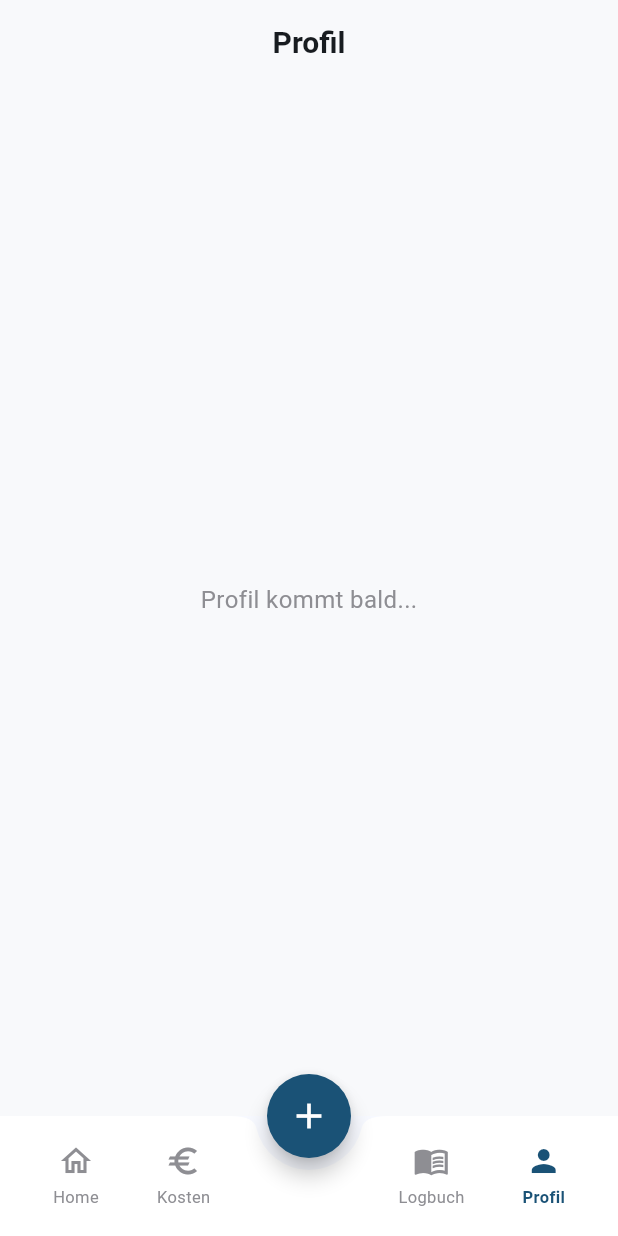
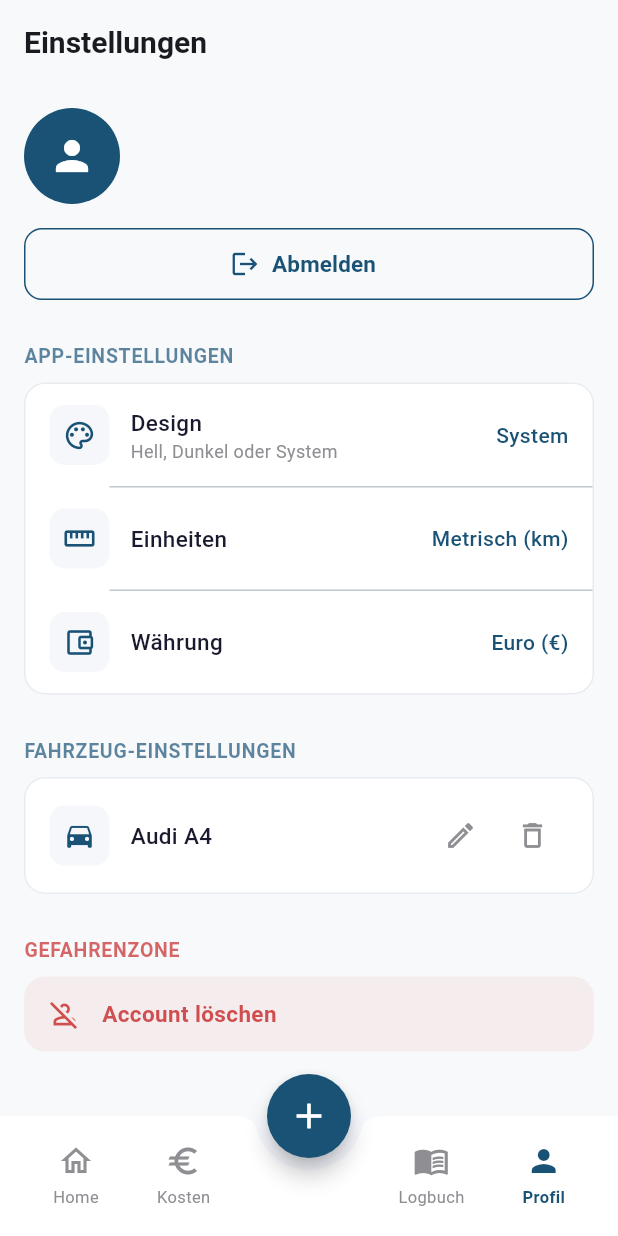
Before and after one commit to FastFluxCore/fahrzeugverwaltung, a Flutter app: the screen it shows once a user with an empty profile is signed in, item 4 of the bottom bar chosen, on a phone screen of 412 x 824 dp. Run offline on Flutter 3.47's test engine with Material 3 defaults, Android fonts, the phone set to English and light mode, and no system bars; our stand-ins replace firebase_auth, firebase_core, fl_chart; accounts and stored records are empty; network calls fail; statements that could not run were skipped.

Commit message:
Add profile screen with settings, vehicle management and danger zone

```diff
--- a/lib/screens/app_shell.dart
+++ b/lib/screens/app_shell.dart
@@ -2,6 +2,7 @@ import 'package:flutter/material.dart';
 import '../models/vehicle.dart';
 import 'cost_screen.dart';
 import 'dashboard_screen.dart';
+import 'profile_screen.dart';
 
 class AppShell extends StatefulWidget {
   const AppShell({super.key});
@@ -157,7 +158,10 @@ class _AppShellState extends State<AppShell> {
       ),
       const SizedBox.shrink(), // Placeholder for FAB
       const _PlaceholderScreen(title: 'Logbuch'),
-      const _PlaceholderScreen(title: 'Profil'),
+      ProfileScreen(
+        vehicles: _vehicles,
+        selectedVehicle: _selectedVehicle,
+      ),
     ];
 
     return Scaffold(
--- /dev/null
+++ b/lib/screens/profile_screen.dart
@@ -0,0 +1,359 @@
+import 'package:firebase_auth/firebase_auth.dart';
+import 'package:flutter/material.dart';
+import '../models/vehicle.dart';
+import '../services/auth_service.dart';
+
+class ProfileScreen extends StatelessWidget {
+  final List<Vehicle> vehicles;
+  final Vehicle selectedVehicle;
+
+  const ProfileScreen({
+    super.key,
+    required this.vehicles,
+    required this.selectedVehicle,
+  });
+
+  @override
+  Widget build(BuildContext context) {
+    final user = FirebaseAuth.instance.currentUser;
+    final authService = AuthService();
+
+    return Scaffold(
+      backgroundColor: const Color(0xFFF8F9FB),
+      appBar: AppBar(
+        title: const Text(
+          'Einstellungen',
+          style: TextStyle(fontWeight: FontWeight.bold, fontSize: 20),
+        ),
+        centerTitle: false,
+        backgroundColor: const Color(0xFFF8F9FB),
+        elevation: 0,
+        scrolledUnderElevation: 0,
+      ),
+      body: SingleChildScrollView(
+        child: Column(
+          crossAxisAlignment: CrossAxisAlignment.start,
+          children: [
+            // Profile section
+            Padding(
+              padding: const EdgeInsets.all(16),
+              child: Row(
+                children: [
+                  CircleAvatar(
+                    radius: 32,
+                    backgroundImage: user?.photoURL != null
+                        ? NetworkImage(user!.photoURL!)
+                        : null,
+                    backgroundColor: const Color(0xFF1A5276),
+                    child: user?.photoURL == null
+                        ? const Icon(Icons.person,
+                            color: Colors.white, size: 32)
+                        : null,
+                  ),
+                  const SizedBox(width: 16),
+                  Expanded(
+                    child: Column(
+                      crossAxisAlignment: CrossAxisAlignment.start,
+                      children: [
+                        Text(
+                          user?.displayName ?? 'Benutzer',
+                          style: const TextStyle(
+                            fontSize: 20,
+                            fontWeight: FontWeight.bold,
+                            color: Color(0xFF1A1A2E),
+                          ),
+                        ),
+                        const SizedBox(height: 2),
+                        Text(
+                          user?.email ?? '',
+                          style: const TextStyle(
+                            fontSize: 14,
+                            color: Color(0xFF8E8E93),
+                          ),
+                        ),
+                      ],
+                    ),
+                  ),
+                ],
+              ),
+            ),
+            // Logout button
+            Padding(
+              padding: const EdgeInsets.symmetric(horizontal: 16),
+              child: SizedBox(
+                width: double.infinity,
+                height: 48,
+                child: OutlinedButton.icon(
+                  onPressed: () => authService.signOut(),
+                  icon: const Icon(Icons.logout, size: 20),
+                  label: const Text(
+                    'Abmelden',
+                    style: TextStyle(fontSize: 15, fontWeight: FontWeight.w600),
+                  ),
+                  style: OutlinedButton.styleFrom(
+                    foregroundColor: const Color(0xFF1A5276),
+                    side: const BorderSide(color: Color(0xFF1A5276)),
+                    shape: RoundedRectangleBorder(
+                      borderRadius: BorderRadius.circular(12),
+                    ),
+                  ),
+                ),
+              ),
+            ),
+            const SizedBox(height: 28),
+            // App-Einstellungen
+            _buildSectionHeader('APP-EINSTELLUNGEN'),
+            const SizedBox(height: 8),
+            Container(
+              margin: const EdgeInsets.symmetric(horizontal: 16),
+              decoration: BoxDecoration(
+                color: Colors.white,
+                borderRadius: BorderRadius.circular(14),
+                border: Border.all(color: const Color(0xFFE8ECF0)),
+              ),
+              child: Column(
+                children: [
+                  _buildSettingsTile(
+                    icon: Icons.palette_outlined,
+                    title: 'Design',
+                    subtitle: 'Hell, Dunkel oder System',
+                    trailing: 'System',
+                    onTap: () {
+                      // TODO: Design picker
+                    },
+                  ),
+                  const Divider(height: 1, indent: 56),
+                  _buildSettingsTile(
+                    icon: Icons.straighten,
+                    title: 'Einheiten',
+                    subtitle: null,
+                    trailing: 'Metrisch (km)',
+                    onTap: () {
+                      // TODO: Units picker
+                    },
+                  ),
+                  const Divider(height: 1, indent: 56),
+                  _buildSettingsTile(
+                    icon: Icons.account_balance_wallet_outlined,
+                    title: 'Währung',
+                    subtitle: null,
+                    trailing: 'Euro (€)',
+                    onTap: () {
+                      // TODO: Currency picker
+                    },
+                  ),
+                ],
+              ),
+            ),
+            const SizedBox(height: 28),
+            // Fahrzeug-Einstellungen
+            _buildSectionHeader('FAHRZEUG-EINSTELLUNGEN'),
+            const SizedBox(height: 8),
+            Container(
+              margin: const EdgeInsets.symmetric(horizontal: 16),
+              decoration: BoxDecoration(
+                color: Colors.white,
+                borderRadius: BorderRadius.circular(14),
+                border: Border.all(color: const Color(0xFFE8ECF0)),
+              ),
+              child: Padding(
+                padding:
+                    const EdgeInsets.symmetric(horizontal: 16, vertical: 14),
+                child: Row(
+                  children: [
+                    Container(
+                      width: 40,
+                      height: 40,
+                      decoration: BoxDecoration(
+                        color: const Color(0xFFF5F7FA),
+                        borderRadius: BorderRadius.circular(10),
+                      ),
+                      child: const Icon(Icons.directions_car,
+                          color: Color(0xFF1A5276), size: 22),
+                    ),
+                    const SizedBox(width: 14),
+                    Expanded(
+                      child: Text(
+                        '${selectedVehicle.brand} ${selectedVehicle.model}',
+                        style: const TextStyle(
+                          fontSize: 15,
+                          fontWeight: FontWeight.w500,
+                          color: Color(0xFF1A1A2E),
+                        ),
+                      ),
+                    ),
+                    IconButton(
+                      onPressed: () {
+                        // TODO: Edit vehicle
+                      },
+                      icon: const Icon(Icons.edit_outlined,
+                          color: Color(0xFF8E8E93), size: 22),
+                    ),
+                    IconButton(
+                      onPressed: () {
+                        // TODO: Delete vehicle
+                      },
+                      icon: const Icon(Icons.delete_outline,
+                          color: Color(0xFF8E8E93), size: 22),
+                    ),
+                  ],
+                ),
+              ),
+            ),
+            const SizedBox(height: 28),
+            // Gefahrenzone
+            Padding(
+              padding: const EdgeInsets.symmetric(horizontal: 16),
+              child: Text(
+                'GEFAHRENZONE',
+                style: TextStyle(
+                  fontSize: 13,
+                  fontWeight: FontWeight.w700,
+                  color: const Color(0xFFC62828).withValues(alpha: 0.7),
+                  letterSpacing: 0.5,
+                ),
+              ),
+            ),
+            const SizedBox(height: 8),
+            Padding(
+              padding: const EdgeInsets.symmetric(horizontal: 16),
+              child: InkWell(
+                onTap: () => _showDeleteAccountDialog(context, authService),
+                borderRadius: BorderRadius.circular(14),
+                child: Container(
+                  padding:
+                      const EdgeInsets.symmetric(horizontal: 16, vertical: 14),
+                  decoration: BoxDecoration(
+                    color: const Color(0xFFC62828).withValues(alpha: 0.06),
+                    borderRadius: BorderRadius.circular(14),
+                  ),
+                  child: Row(
+                    children: [
+                      Icon(Icons.person_off_outlined,
+                          color:
+                              const Color(0xFFC62828).withValues(alpha: 0.8),
+                          size: 22),
+                      const SizedBox(width: 14),
+                      Text(
+                        'Account löschen',
+                        style: TextStyle(
+                          fontSize: 15,
+                          fontWeight: FontWeight.w600,
+                          color:
+                              const Color(0xFFC62828).withValues(alpha: 0.8),
+                        ),
+                      ),
+                    ],
+                  ),
+                ),
+              ),
+            ),
+            const SizedBox(height: 80),
+          ],
+        ),
+      ),
+    );
+  }
+
+  Widget _buildSectionHeader(String title) {
+    return Padding(
+      padding: const EdgeInsets.symmetric(horizontal: 16),
+      child: Text(
+        title,
+        style: TextStyle(
+          fontSize: 13,
+          fontWeight: FontWeight.w700,
+          color: const Color(0xFF1A5276).withValues(alpha: 0.7),
+          letterSpacing: 0.5,
+        ),
+      ),
+    );
+  }
+
+  Widget _buildSettingsTile({
+    required IconData icon,
+    required String title,
+    String? subtitle,
+    required String trailing,
+    required VoidCallback onTap,
+  }) {
+    return InkWell(
+      onTap: onTap,
+      child: Padding(
+        padding: const EdgeInsets.symmetric(horizontal: 16, vertical: 14),
+        child: Row(
+          children: [
+            Container(
+              width: 40,
+              height: 40,
+              decoration: BoxDecoration(
+                color: const Color(0xFFF5F7FA),
+                borderRadius: BorderRadius.circular(10),
+              ),
+              child: Icon(icon, color: const Color(0xFF1A5276), size: 22),
+            ),
+            const SizedBox(width: 14),
+            Expanded(
+              child: Column(
+                crossAxisAlignment: CrossAxisAlignment.start,
+                children: [
+                  Text(
+                    title,
+                    style: const TextStyle(
+                      fontSize: 15,
+                      fontWeight: FontWeight.w500,
+                      color: Color(0xFF1A1A2E),
+                    ),
+                  ),
+                  if (subtitle != null)
+                    Text(
+                      subtitle,
+                      style: const TextStyle(
+                        fontSize: 12,
+                        color: Color(0xFF8E8E93),
+                      ),
+                    ),
+                ],
+              ),
+            ),
+            Text(
+              trailing,
+              style: const TextStyle(
+                fontSize: 14,
+                fontWeight: FontWeight.w500,
+                color: Color(0xFF1A5276),
+              ),
+            ),
+          ],
+        ),
+      ),
+    );
+  }
+
+  void _showDeleteAccountDialog(
+      BuildContext context, AuthService authService) {
+    showDialog(
+      context: context,
+      builder: (context) => AlertDialog(
+        title: const Text('Account löschen'),
+        content: const Text(
+          'Möchten Sie Ihren Account und alle zugehörigen Daten unwiderruflich löschen?',
+        ),
+        actions: [
+          TextButton(
+            onPressed: () => Navigator.pop(context),
+            child: const Text('Abbrechen'),
+          ),
+          TextButton(
+            onPressed: () {
+              Navigator.pop(context);
+              // TODO: Delete account + all data
+            },
+            style: TextButton.styleFrom(foregroundColor: const Color(0xFFC62828)),
+            child: const Text('Löschen'),
+          ),
+        ],
+      ),
+    );
+  }
+}
```
